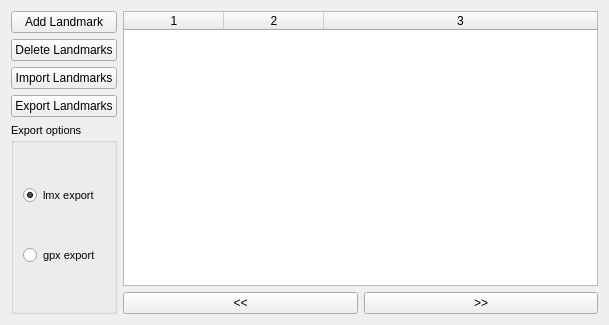
Qt form examples/landmarkbrowser/landmarkbrowser.ui (qtproject/qt-mobility) before a commit.
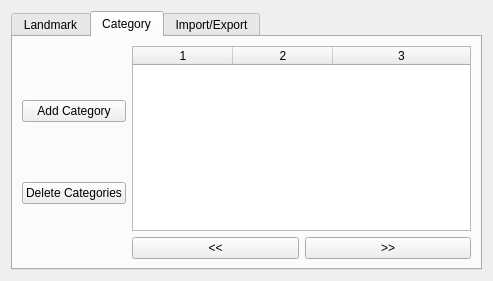
The same form after that commit. The open tabs and pages were chosen to show the change.

Commit message:
Fixes: MOBILITY-1428 landmarkbrowser missing functionality
Start adding in the ability to add and remove categories

```diff
--- a/examples/landmarkbrowser/landmarkbrowser.ui
+++ b/examples/landmarkbrowser/landmarkbrowser.ui
@@ -6,15 +6,25 @@
    <rect>
     <x>0</x>
     <y>0</y>
-    <width>609</width>
-    <height>325</height>
+    <width>493</width>
+    <height>281</height>
    </rect>
   </property>
   <property name="windowTitle">
    <string>Landmark Browser</string>
   </property>
-  <layout class="QHBoxLayout" name="horizontalLayout_2">
-   <item>
+  <layout class="QGridLayout" name="gridLayout_2">
+   <item row="0" column="0">
+    <widget class="QTabWidget" name="tabWidget">
+     <property name="currentIndex">
+      <number>2</number>
+     </property>
+     <widget class="QWidget" name="tab_3">
+      <attribute name="title">
+       <string>Landmark</string>
+      </attribute>
+      <layout class="QGridLayout" name="gridLayout">
+       <item row="0" column="0">
     <layout class="QVBoxLayout" name="verticalLayout_2">
      <item>
       <widget class="QPushButton" name="addLandmark">
@@ -30,21 +40,136 @@
        </property>
       </widget>
      </item>
+        </layout>
+       </item>
+       <item row="0" column="1">
+        <layout class="QVBoxLayout" name="verticalLayout">
      <item>
+          <widget class="QTableWidget" name="table">
+           <property name="sizePolicy">
+            <sizepolicy hsizetype="Expanding" vsizetype="Expanding">
+             <horstretch>0</horstretch>
+             <verstretch>1</verstretch>
+            </sizepolicy>
+           </property>
+           <property name="columnCount">
+            <number>3</number>
+           </property>
+           <attribute name="horizontalHeaderStretchLastSection">
+            <bool>true</bool>
+           </attribute>
+           <attribute name="verticalHeaderStretchLastSection">
+            <bool>false</bool>
+           </attribute>
+           <column/>
+           <column/>
+           <column/>
+          </widget>
+         </item>
+         <item>
+          <layout class="QHBoxLayout" name="horizontalLayout">
+           <item>
+            <widget class="QPushButton" name="prevLandmarkButton">
+             <property name="text">
+              <string>&lt;&lt;</string>
+             </property>
+            </widget>
+           </item>
+           <item>
+            <widget class="QPushButton" name="nextLandmarkButton">
+             <property name="text">
+              <string>&gt;&gt;</string>
+             </property>
+            </widget>
+           </item>
+          </layout>
+         </item>
+        </layout>
+       </item>
+      </layout>
+     </widget>
+     <widget class="QWidget" name="tab_4">
+      <attribute name="title">
+       <string>Category</string>
+      </attribute>
+      <layout class="QGridLayout" name="gridLayout_3">
+       <item row="0" column="0">
+        <layout class="QVBoxLayout" name="verticalLayout_5">
+         <item>
+          <widget class="QPushButton" name="addCategoryButton">
+           <property name="text">
+            <string>Add Category</string>
+           </property>
+          </widget>
+         </item>
+         <item>
+          <widget class="QPushButton" name="deleteCategoriesButton">
+           <property name="text">
+            <string>Delete Categories</string>
+           </property>
+          </widget>
+         </item>
+        </layout>
+       </item>
+       <item row="0" column="1">
+        <layout class="QVBoxLayout" name="verticalLayout_4">
+         <item>
+          <widget class="QTableWidget" name="categoryTable">
+           <property name="sizePolicy">
+            <sizepolicy hsizetype="Expanding" vsizetype="Expanding">
+             <horstretch>0</horstretch>
+             <verstretch>1</verstretch>
+            </sizepolicy>
+           </property>
+           <property name="columnCount">
+            <number>3</number>
+           </property>
+           <attribute name="horizontalHeaderStretchLastSection">
+            <bool>true</bool>
+           </attribute>
+           <attribute name="verticalHeaderStretchLastSection">
+            <bool>false</bool>
+           </attribute>
+           <column/>
+           <column/>
+           <column/>
+          </widget>
+         </item>
+         <item>
+          <layout class="QHBoxLayout" name="horizontalLayout_2">
+           <item>
+            <widget class="QPushButton" name="prevCategoryButton">
+             <property name="text">
+              <string>&lt;&lt;</string>
+             </property>
+            </widget>
+           </item>
+           <item>
+            <widget class="QPushButton" name="nextCategoryButton">
+             <property name="text">
+              <string>&gt;&gt;</string>
+             </property>
+            </widget>
+           </item>
+          </layout>
+         </item>
+        </layout>
+       </item>
+      </layout>
+     </widget>
+     <widget class="QWidget" name="tab_5">
+      <attribute name="title">
+       <string>Import/Export</string>
+      </attribute>
+      <layout class="QGridLayout" name="gridLayout_4">
+       <item row="0" column="0">
       <widget class="QPushButton" name="importLandmarks">
        <property name="text">
         <string>Import Landmarks</string>
        </property>
       </widget>
      </item>
-     <item>
-      <widget class="QPushButton" name="exportLandmarks">
-       <property name="text">
-        <string>Export Landmarks</string>
-       </property>
-      </widget>
-     </item>
-     <item>
+       <item row="0" column="1" rowspan="2">
       <widget class="QGroupBox" name="exportOptions">
        <property name="font">
         <font>
@@ -54,7 +179,7 @@
        <property name="title">
         <string>Export options</string>
        </property>
-       <layout class="QVBoxLayout" name="verticalLayout">
+         <layout class="QVBoxLayout" name="verticalLayout_3">
         <item>
          <widget class="QRadioButton" name="lmxRadioButton">
           <property name="text">
@@ -75,51 +200,16 @@
        </layout>
       </widget>
      </item>
-    </layout>
-   </item>
-   <item>
-    <layout class="QVBoxLayout" name="verticalLayout">
-     <item>
-      <widget class="QTableWidget" name="table">
-       <property name="sizePolicy">
-        <sizepolicy hsizetype="Expanding" vsizetype="Expanding">
-         <horstretch>0</horstretch>
-         <verstretch>1</verstretch>
-        </sizepolicy>
-       </property>
-       <property name="columnCount">
-        <number>3</number>
-       </property>
-       <attribute name="horizontalHeaderStretchLastSection">
-        <bool>true</bool>
-       </attribute>
-       <attribute name="verticalHeaderStretchLastSection">
-        <bool>false</bool>
-       </attribute>
-       <column/>
-       <column/>
-       <column/>
-      </widget>
-     </item>
-     <item>
-      <layout class="QHBoxLayout" name="horizontalLayout">
-       <item>
-        <widget class="QPushButton" name="prevButton">
+       <item row="1" column="0">
+        <widget class="QPushButton" name="exportLandmarks">
          <property name="text">
-          <string>&lt;&lt;</string>
+          <string>Export Landmarks</string>
          </property>
         </widget>
        </item>
-       <item>
-        <widget class="QPushButton" name="nextButton">
-         <property name="text">
-          <string>&gt;&gt;</string>
-         </property>
-        </widget>
-       </item>
       </layout>
-     </item>
-    </layout>
+     </widget>
+    </widget>
    </item>
   </layout>
  </widget>
```
Left out of the diff: 2 changed lines with no effect on the pictures. Lines whose indentation alone changed are shown as unchanged. The commit also changes 6 other files.
